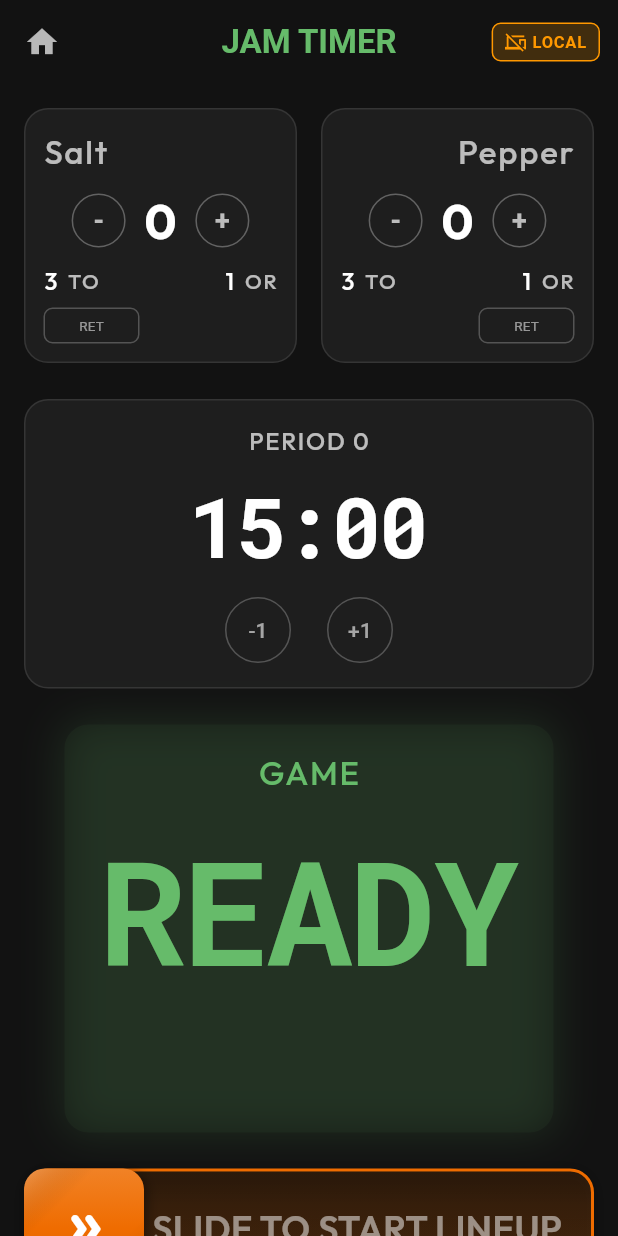
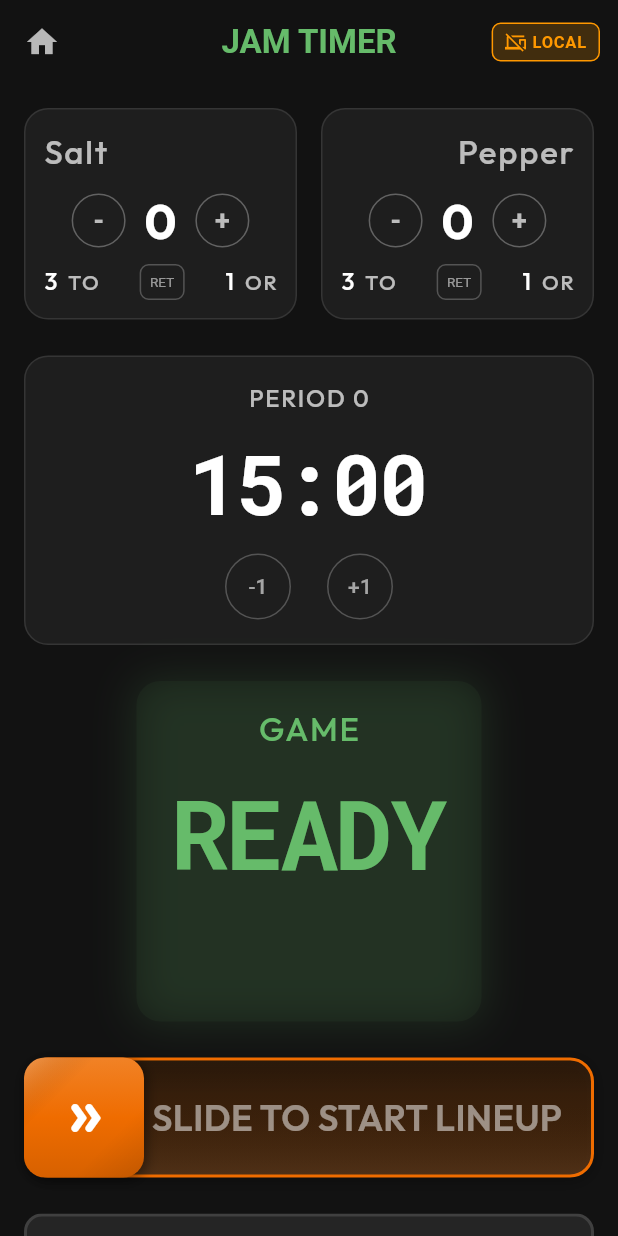
Before and after one commit to tanzoniteblack/jamready, a Flutter app: the GameSetupScreen screen opened directly, after a tap on "RDCL", after a tap on "START GAME", on a phone screen of 412 x 824 dp. Run offline on Flutter 3.47's test engine with Material 3 defaults, Android fonts, the phone set to English and light mode, and no system bars; our stand-ins replace google_fonts, logger, shared_preferences, vibration, wakelock_plus; missing offline and left inert: mobile_scanner; accounts and stored records are empty.

Commit message:
Reduce font size in `clockTime` and refine team panel layout
- Adjusted `clockTime` font size from 96 to 64 for better scaling.
- Moved `RetainedToggle` inline in `team_panel` for simplified layout.
- Added width to `RetainedToggle` button for improved alignment.

```diff
--- a/lib/styles/text_styles.dart
+++ b/lib/styles/text_styles.dart
@@ -9,7 +9,7 @@
   );
 
   static final TextStyle clockTime = GoogleFonts.robotoMono(
-    fontSize: 96,
+    fontSize: 64,
     fontWeight: FontWeight.w700,
     letterSpacing: -2.0,
     color: Colors.white,
--- a/lib/widgets/team_panel.dart
+++ b/lib/widgets/team_panel.dart
@@ -71,13 +71,10 @@
             mainAxisAlignment: MainAxisAlignment.spaceBetween,
             children: [
               _buildStatRow("TO", team.timeouts.toString()),
+              if (onRetainedToggle != null) _buildRetainedToggle(),
               _buildStatRow("OR", team.officialReviews.toString()),
             ],
           ),
-          if (onRetainedToggle != null) ...[
-            const SizedBox(height: 6),
-            _buildRetainedToggle(),
-          ],
         ],
       ),
     );
@@ -161,6 +158,7 @@
     final isActive = team.retainedOfficialReview;
     return SizedBox(
       height: 24,
+      width: 30,
       child: OutlinedButton(
         onPressed: enabled
             ? () => onRetainedToggle?.call(!team.retainedOfficialReview)
```
